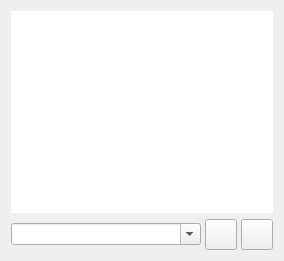
Qt form View/ConsoleForm.ui (octronic-uk/Candle) before a commit.
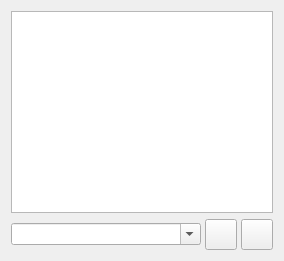
The same form after that commit. Icons and pictures are not drawn.

```diff
--- a/View/ConsoleForm.ui
+++ b/View/ConsoleForm.ui
@@ -15,23 +15,7 @@
   </property>
   <layout class="QVBoxLayout" name="verticalLayout">
    <item>
-    <widget class="QPlainTextEdit" name="txtConsole">
-     <property name="minimumSize">
-      <size>
-       <width>0</width>
-       <height>1</height>
-      </size>
-     </property>
-     <property name="frameShape">
-      <enum>QFrame::NoFrame</enum>
-     </property>
-     <property name="frameShadow">
-      <enum>QFrame::Plain</enum>
-     </property>
-     <property name="readOnly">
-      <bool>true</bool>
-     </property>
-    </widget>
+    <widget class="QTextEdit" name="txtConsole"/>
    </item>
    <item>
     <layout class="QHBoxLayout" name="horizontalLayout_7" stretch="0,0,0">
```
